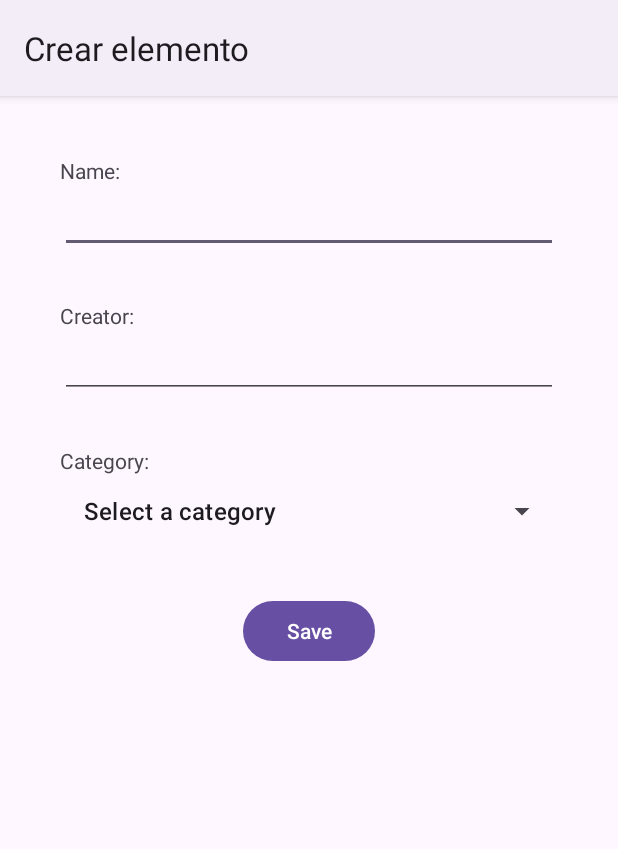
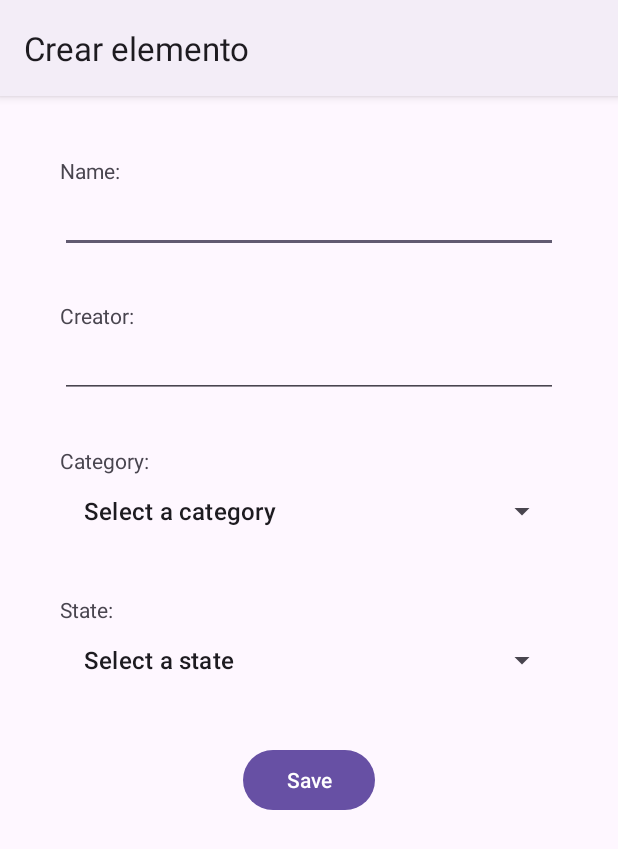
Before and after one commit to LadyProgram/MyStashDiary, an Android app: the screen it shows after launch (ElementActivity), after a tap on an icon or button, on a phone screen of 412 x 824 dp. Shown: the top 849 px of the screen. Run offline under Robolectric (Android 15) with nearby library versions, the phone set to English and light mode, and no system bars.

Commit message:
8 Creamos status

```diff
--- a/app/src/main/java/com/ladyprogram/mystashdiary/activities/ElementActivity.kt
+++ b/app/src/main/java/com/ladyprogram/mystashdiary/activities/ElementActivity.kt
@@ -10,13 +10,14 @@ import com.ladyprogram.mystashdiary.R
 import com.ladyprogram.mystashdiary.data.Category
 import com.ladyprogram.mystashdiary.data.Element
 import com.ladyprogram.mystashdiary.data.ElementDAO
+import com.ladyprogram.mystashdiary.data.State
 import com.ladyprogram.mystashdiary.databinding.ActivityElementBinding
 
 
 class ElementActivity : AppCompatActivity() {
 
     companion object {
-        const val TASK_ID = "TASK_ID"
+        const val ELEMENT_ID = "ELEMENT_ID"
     }
 
     lateinit var binding: ActivityElementBinding
@@ -46,9 +47,18 @@ class ElementActivity : AppCompatActivity() {
         adapter.setDropDownViewResource(android.R.layout.simple_spinner_dropdown_item)
         binding.categorySpinner.setAdapter(adapter)
 
+        // Create Spinner for State choices
+        val states = State.entries.map { getString(it.title) }.toMutableList().apply {
+            add(0, getString(R.string.element_state_select))
+        }
+        val adapterState = ArrayAdapter(this, android.R.layout.simple_list_item_1, states)
+        adapterState.setDropDownViewResource(android.R.layout.simple_spinner_dropdown_item)
+        binding.stateSpinner.setAdapter(adapterState)
 
 
-       val id = intent.getLongExtra(TASK_ID, -1L)
+
+
+        val id = intent.getLongExtra(ELEMENT_ID, -1L)
         //val categoryId = intent.getLongExtra(CATEGORY_ID, -1L)
 
         elementDAO = ElementDAO(this)
@@ -58,8 +68,9 @@ class ElementActivity : AppCompatActivity() {
             binding.nameEditText.setText(element.name)
             binding.creatorEditText.setText(element.creator)
             binding.categorySpinner.setSelection(element.category.ordinal + 1)
+            binding.stateSpinner.setSelection(element.state.ordinal + 1)
         } else {
-            element = Element(-1L, "","", Category.BOOK)
+            element = Element(-1L, "","", Category.BOOK, State.PLANNING)
             supportActionBar?.title = "Crear elemento"
         }
 
@@ -67,15 +78,22 @@ class ElementActivity : AppCompatActivity() {
             val name = binding.nameEditText.text.toString()
             val creator = binding.creatorEditText.text.toString()
             val category = binding.categorySpinner.selectedItemPosition
+            val state = binding.stateSpinner.selectedItemPosition
 
             if (category == 0) {
                 // Selecciona una categoria
                 return@setOnClickListener
             }
 
+            if (state == 0) {
+                // Selecciona un estado, es decir te obliga a elegir una opción
+                return@setOnClickListener
+            }
+
             element.name = name
             element.creator = creator
             element.category = Category.entries[category - 1]
+            element.state = State.entries[state - 1]
 
             if (element.id != -1L) {
                 elementDAO.update(element)
--- a/app/src/main/java/com/ladyprogram/mystashdiary/activities/MainActivity.kt
+++ b/app/src/main/java/com/ladyprogram/mystashdiary/activities/MainActivity.kt
@@ -15,10 +15,8 @@ import com.ladyprogram.mystashdiary.adapters.ElementAdapter
 import com.ladyprogram.mystashdiary.data.Category
 import com.ladyprogram.mystashdiary.data.Element
 import com.ladyprogram.mystashdiary.data.ElementDAO
+import com.ladyprogram.mystashdiary.data.State
 import com.ladyprogram.mystashdiary.databinding.ActivityMainBinding
-import kotlinx.coroutines.CoroutineScope
-import kotlinx.coroutines.Dispatchers
-import kotlinx.coroutines.launch
 
 class MainActivity : AppCompatActivity() {
 
@@ -75,7 +73,7 @@ class MainActivity : AppCompatActivity() {
         val element = elementList[position]
 
         val intent = Intent(this, ElementActivity::class.java)
-        intent.putExtra(ElementActivity.TASK_ID, element.id)
+        intent.putExtra(ElementActivity.ELEMENT_ID, element.id)
         startActivity(intent)
 
         supportActionBar?.title = "My Stash Diary"
@@ -120,6 +118,41 @@ class MainActivity : AppCompatActivity() {
 
         return true
     }
+
+   /* @Composable
+    fun Tab(
+        selected: Boolean,
+        onClick: () -> Unit,
+        modifier: Modifier = Modifier,
+        enabled: Boolean = true,
+        text: (@Composable () -> Unit)? = null,
+        icon: (@Composable () -> Unit)? = null,
+        selectedContentColor: Color = LocalContentColor.current,
+        unselectedContentColor: Color = selectedContentColor,
+        interactionSource: MutableInteractionSource? = null
+    ): Unit
+
+    Tab(selected, onClick) {
+        Column(
+            Modifier.padding(10.dp).height(50.dp).fillMaxWidth(),
+            verticalArrangement = Arrangement.SpaceBetween
+        ) {
+            Box(
+                Modifier.size(10.dp)
+                    .align(Alignment.CenterHorizontally)
+                    .background(
+                        color =
+                        if (selected) MaterialTheme.colorScheme.primary
+                        else MaterialTheme.colorScheme.background
+                    )
+            )
+            Text(
+                text = title,
+                style = MaterialTheme.typography.bodyLarge,
+                modifier = Modifier.align(Alignment.CenterHorizontally)
+            )
+        }
+    }*/
 }
 
 
@@ -131,3 +164,6 @@ class MainActivity : AppCompatActivity() {
         val categoryNumber = 0
         val category = Category.entries[categoryNumber]
         val newCategoryNumber = category.ordinal
+
+        val stateNumber = 0
+        val state = State.entries[stateNumber]
--- a/app/src/main/java/com/ladyprogram/mystashdiary/data/Element.kt
+++ b/app/src/main/java/com/ladyprogram/mystashdiary/data/Element.kt
@@ -1,17 +1,13 @@
 package com.ladyprogram.mystashdiary.data
 
-
-class ElementResponse (
-    val results: List<Element>
-)
 
 class Element (
     var id: Long,
     var name: String,
     var creator: String,
     var category: Category,
-    /*var state: Int,
-    var note: String,
+    var state: State,
+    /*var note: String,
     var dateConsumed: Long? = null,
     var calification: Int? = null,
     var repetition: Int? = null*/
@@ -24,20 +20,6 @@ class Element (
         const val COLUMN_NAME_NAME = "name"
         const val COLUMN_NAME_CREATOR = "creator"
         const val COLUMN_NAME_CATEGORY = "category"
-        //const val COLUMN_NAME_STATE = "state"
+        const val COLUMN_NAME_STATE = "state"
     }
 }
-
-
-
-
-
-
-
-
-
-/*class State (
-    var dateconsumed: Long,
-    var calification: Long,
-    var repetition: Long
-)*/
--- /dev/null
+++ b/app/src/main/java/com/ladyprogram/mystashdiary/data/State.kt
@@ -0,0 +1,9 @@
+package com.ladyprogram.mystashdiary.data
+
+import com.ladyprogram.mystashdiary.R
+
+enum class State(val title: Int) {
+    CONSUMING(R.string.state_consuming),
+    PLANNING(R.string.state_planning),
+    COMPLETED(R.string.state_completed)
+}
--- a/app/src/main/java/com/ladyprogram/mystashdiary/utils/DatabaseManager.kt
+++ b/app/src/main/java/com/ladyprogram/mystashdiary/utils/DatabaseManager.kt
@@ -17,9 +17,10 @@ class DatabaseManager (context: Context) : SQLiteOpenHelper(context, DATABASE_NA
                     "${Element.COLUMN_NAME_ID} INTEGER PRIMARY KEY AUTOINCREMENT," +
                     "${Element.COLUMN_NAME_NAME} TEXT," +
                     "${Element.COLUMN_NAME_CREATOR} TEXT," +
-                    "${Element.COLUMN_NAME_CATEGORY} INTEGER)"
+                    "${Element.COLUMN_NAME_CATEGORY} INTEGER," +
+                    "${Element.COLUMN_NAME_STATE} INTEGER)"
 
-        private const val SQL_DROP_TABLE_TASK = "DROP TABLE IF EXISTS ${Element.TABLE_NAME}"
+        private const val SQL_DROP_TABLE_ELEMENT = "DROP TABLE IF EXISTS ${Element.TABLE_NAME}"
 
     }
 
@@ -34,6 +35,6 @@ class DatabaseManager (context: Context) : SQLiteOpenHelper(context, DATABASE_NA
     }
 
     private fun onDestroy(db: SQLiteDatabase) {
-        db.execSQL(SQL_DROP_TABLE_TASK)
+        db.execSQL(SQL_DROP_TABLE_ELEMENT)
     }
 }
--- a/app/src/main/res/layout/activity_element.xml
+++ b/app/src/main/res/layout/activity_element.xml
@@ -47,6 +47,19 @@
             android:layout_width="match_parent"
             android:layout_height="wrap_content" />
 
+
+        <TextView
+            android:layout_width="match_parent"
+            android:layout_height="wrap_content"
+            android:text="@string/element_state"
+            android:layout_marginTop="32dp"/>
+
+        <Spinner
+            android:id="@+id/stateSpinner"
+            android:layout_width="match_parent"
+            android:layout_height="wrap_content" />
+
+
         <Button
             android:id="@+id/saveButton"
             android:layout_width="wrap_content"
--- a/app/src/main/res/values/strings.xml
+++ b/app/src/main/res/values/strings.xml
@@ -10,13 +10,24 @@
     <string name="menu_search">Search </string>
     <string name="element_name">Name: </string>
     <string name="element_creator">Creator: </string>
+
+    <string name="element_save_button">Save </string>
+
+    <!-- Texto category -->
     <string name="element_category">Category: </string>
     <string name="element_category_select">Select a category</string>
-    <string name="element_save_button">Save </string>
 
     <string name="category_book">Book</string>
     <string name="category_movie">Movie</string>
     <string name="category_series">Series</string>
     <string name="category_anime">Anime</string>
 
+    <!-- Texto state -->
+    <string name="element_state">State: </string>
+    <string name="element_state_select">Select a state</string>
+
+    <string name="state_consuming">Consuming</string>
+    <string name="state_planning">Planning</string>
+    <string name="state_completed">Completed</string>
+
 </resources>
```
Also changed, not shown: app/src/main/java/com/ladyprogram/mystashdiary/data/ElementDAO.kt (+14 -7 lines).
